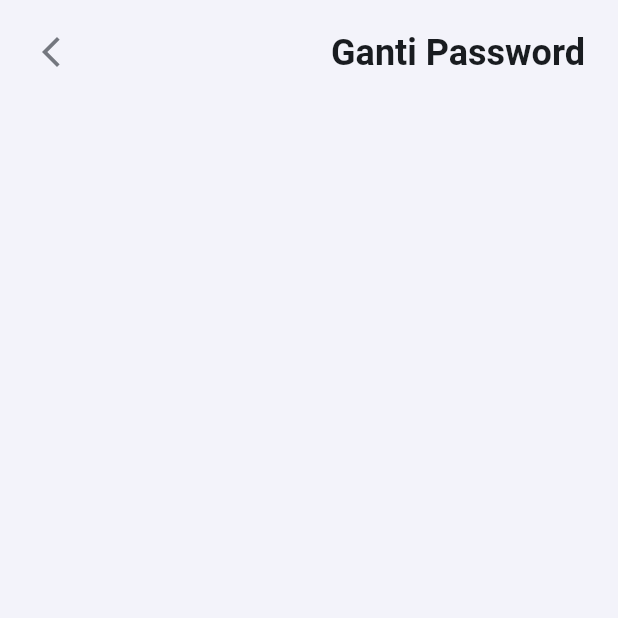
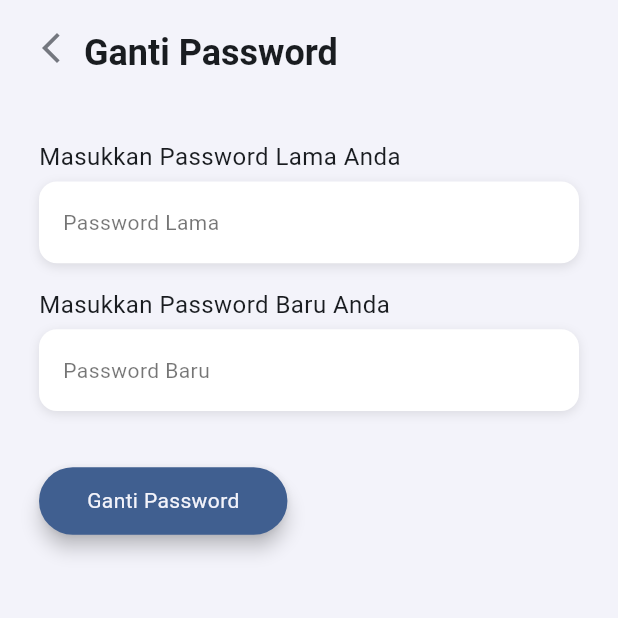
Before and after one commit to Vrynd/Skrining_apps, a Flutter app: the ChangePasswordScreen screen opened by its route, on a phone screen of 412 x 824 dp, the top half of it. Run offline on Flutter 3.47's test engine with Material 3 defaults, Android fonts, the phone set to English and light mode, and no system bars; our stand-ins replace cloud_firestore, firebase_auth, firebase_core, google_fonts, percent_indicator, salomon_bottom_bar and 1 more; accounts and stored records are empty; network calls fail; Roboto replaces fonts that are missing (Overpass).

Commit message:
update tampilan ganti password

```diff
--- a/lib/main.dart
+++ b/lib/main.dart
@@ -12,7 +12,7 @@
 import 'package:skrining_apps/provider/show_hide_password_provider.dart';
 import 'package:skrining_apps/screens/auth/login_screen.dart';
 import 'package:skrining_apps/screens/auth/register_screen.dart';
-import 'package:skrining_apps/screens/details/change_password.screen.dart';
+import 'package:skrining_apps/screens/details/change_password_screen.dart';
 import 'package:skrining_apps/screens/details/profile_screen.dart';
 import 'package:skrining_apps/screens/main/navigation_screen.dart';
 import 'package:skrining_apps/screens/routes/route_screen.dart';
@@ -52,7 +52,7 @@
         ),
         ChangeNotifierProvider(create: (context) => ShowHidePasswordProvider()),
         ChangeNotifierProvider(create: (context) => BottomNavBarProvider()),
-        ChangeNotifierProvider(create: (context) => UserProfileProvider()),
+        // ChangeNotifierProvider(create: (context) => UserProfileProvider()),
       ],
       child: const MyApp(),
     ),
--- a/lib/provider/password_change_provider.dart
+++ b/lib/provider/password_change_provider.dart
@@ -1,37 +1,47 @@
-// import 'package:firebase_auth/firebase_auth.dart';
+import 'package:firebase_auth/firebase_auth.dart';
 import 'package:flutter/widgets.dart';
 
 class PasswordChangeProvider with ChangeNotifier {
-  // final FirebaseAuth _auth = FirebaseAuth.instance;
+  final FirebaseAuth _auth = FirebaseAuth.instance;
   bool _isLoading = false;
   String? _errorMessage;
 
   bool get isLoading => _isLoading;
   String? get errorMessage => _errorMessage;
 
-  Future<void> changePassword({
+  Future<bool> changePassword({
     required String oldPassword,
     required String newPassword,
   }) async {
     _isLoading = true;
     notifyListeners();
     try {
-      // User? user = _auth.currentUser;
-      // if (user != null) {
-        // AuthCredential credential = EmailAuthProvider.credential(
-        //   email: user.email!,
-        //   password: oldPassword,
-        // );
-        // await user.reauthenticateWithCredential(credential);
-
-        // await user.updatePassword(newPassword);
+      final user = _auth.currentUser;
+      if (user != null) {
+        AuthCredential credential = EmailAuthProvider.credential(
+          email: user.email!,
+          password: oldPassword,
+        );
+        await user.reauthenticateWithCredential(credential);
+        await user.updatePassword(newPassword);
+        _errorMessage = null;
+        return true;
         // await user.reload();
-
-        _isLoading = false;
-        notifyListeners();
-      // }
+      }
+      return false;
+    } on FirebaseAuthException catch (e) {
+      if (e.code == 'wrong-password') {
+        _errorMessage = 'The old password you entered is incorrect.';
+      } else if (e.code == 'requires-recent-login') {
+        _errorMessage = 'This operation requires recent authentication. Please log in again.';
+      } else {
+        _errorMessage = e.message;
+      }
+      return false;
     } catch (e) {
       _errorMessage = e.toString();
+      return false;
+    } finally {
       _isLoading = false;
       notifyListeners();
     }
--- a/lib/screens/details/change_password.screen.dart
+++ /dev/null
@@ -1,49 +0,0 @@
-import 'package:flutter/material.dart';
-import 'package:skrining_apps/components/widget/scaffold_widget.dart';
-
-class ChangePasswordScreen extends StatelessWidget {
-  const ChangePasswordScreen({super.key});
-
-  @override
-  Widget build(BuildContext context) {
-    return ScaffoldWigdet(
-      backgroundColor: Theme.of(context).colorScheme.surfaceContainerLow,
-      body: SafeArea(
-        child: ListView(
-          padding: const EdgeInsets.symmetric(horizontal: 22, vertical: 20),
-          children: [
-            Column(
-              crossAxisAlignment: CrossAxisAlignment.stretch,
-              mainAxisAlignment: MainAxisAlignment.start,
-              children: [
-                Row(
-                  crossAxisAlignment: CrossAxisAlignment.center,
-                  mainAxisAlignment: MainAxisAlignment.spaceBetween,
-                  children: [
-                    InkWell(
-                      onTap: () {
-                        Navigator.pop(context);
-                      },
-                      child: Icon(
-                        Icons.arrow_back_ios_new_outlined,
-                        size: 24,
-                        color: Theme.of(context).colorScheme.outline,
-                      ),
-                    ),
-                    Text(
-                      'Ganti Password',
-                      style: Theme.of(context).textTheme.headlineSmall
-                          ?.copyWith(fontWeight: FontWeight.w600),
-                    ),
-                  ],
-                ),
-                const SizedBox(height: 16),
-                // Widget ganti password
-              ],
-            ),
-          ],
-        ),
-      ),
-    );
-  }
-}
--- /dev/null
+++ b/lib/screens/details/change_password_screen.dart
@@ -0,0 +1,188 @@
+import 'package:flutter/material.dart';
+import 'package:provider/provider.dart';
+import 'package:skrining_apps/components/widget/scaffold_widget.dart';
+import 'package:skrining_apps/provider/password_change_provider.dart';
+
+class ChangePasswordScreen extends StatelessWidget {
+  ChangePasswordScreen({super.key});
+
+  final _oldPasswordController = TextEditingController();
+  final _newPasswordController = TextEditingController();
+
+  @override
+  Widget build(BuildContext context) {
+    return ScaffoldWigdet(
+      backgroundColor: Theme.of(context).colorScheme.surfaceContainerLow,
+      body: ChangeNotifierProvider(
+        create: (context) => PasswordChangeProvider(),
+        child: SafeArea(
+          child: ListView(
+            padding: const EdgeInsets.symmetric(horizontal: 22, vertical: 20),
+            children: [
+              Column(
+                crossAxisAlignment: CrossAxisAlignment.stretch,
+                mainAxisAlignment: MainAxisAlignment.start,
+                children: [
+                  Row(
+                    crossAxisAlignment: CrossAxisAlignment.start,
+                    mainAxisAlignment: MainAxisAlignment.start,
+                    children: [
+                      InkWell(
+                        onTap: () {
+                          Navigator.pop(context);
+                        },
+                        child: Icon(
+                          Icons.arrow_back_ios_new_outlined,
+                          size: 24,
+                          color: Theme.of(context).colorScheme.outline,
+                        ),
+                      ),
+                      SizedBox(width: 10),
+                      Text(
+                        'Ganti Password',
+                        style: Theme.of(context).textTheme.headlineSmall
+                            ?.copyWith(fontWeight: FontWeight.w600),
+                      ),
+                    ],
+                  ),
+                  const SizedBox(height: 16),
+                  Padding(
+                    padding: const EdgeInsets.all(4.0),
+                    child: Consumer<PasswordChangeProvider>(
+                      builder: (context, provider, child) {
+                        return Column(
+                          crossAxisAlignment: CrossAxisAlignment.start,
+                          mainAxisAlignment: MainAxisAlignment.center,
+                          children: [
+                            SizedBox(height: 24),
+                            Text(
+                              "Masukkan Password Lama Anda",
+                              style: Theme.of(context).textTheme.bodyLarge,
+                            ),
+                            SizedBox(height: 4),
+                            _buildTextField(
+                              controller: _oldPasswordController,
+                              label: 'Password Lama',
+                              obscureText: true,
+                              context: context,
+                            ),
+                            SizedBox(height: 16),
+                            Text(
+                              "Masukkan Password Baru Anda",
+                              style: Theme.of(context).textTheme.bodyLarge,
+                            ),
+                            SizedBox(height: 4),
+                            _buildTextField(
+                              controller: _newPasswordController,
+                              label: 'Password Baru',
+                              obscureText: true,
+                              context: context,
+                            ),
+                            SizedBox(height: 20),
+                            if (provider.isLoading)
+                              CircularProgressIndicator(
+                                valueColor: AlwaysStoppedAnimation<Color>(
+                                  Colors.blueAccent,
+                                ),
+                              ),
+                            if (provider.errorMessage != null)
+                              Padding(
+                                padding: const EdgeInsets.only(top: 16.0),
+                                child: Text(
+                                  provider.errorMessage!,
+                                  style: TextStyle(
+                                    color: Colors.red,
+                                    fontSize: 14,
+                                  ),
+                                ),
+                              ),
+                            SizedBox(height: 16),
+                            ElevatedButton(
+                              onPressed: () async {
+                                final oldPassword = _oldPasswordController.text;
+                                final newPassword = _newPasswordController.text;
+                                final success = await provider.changePassword(
+                                  oldPassword: oldPassword,
+                                  newPassword: newPassword,
+                                );
+                                if (success) {
+                                  ScaffoldMessenger.of(context).showSnackBar(
+                                    SnackBar(
+                                      content: Text('Berhasil melakukan ganti password!'),
+                                    ),
+                                  );
+                                } else {
+                                  ScaffoldMessenger.of(context).showSnackBar(
+                                    SnackBar(
+                                      content: Text(provider.errorMessage ?? 'Gagal mengganti password.'),
+                                    ),
+                                  );
+                                }
+                              },
+                              style: ElevatedButton.styleFrom(
+                                backgroundColor: Theme.of(context).primaryColor,
+                                foregroundColor: Colors.black,
+                                padding: EdgeInsets.symmetric(
+                                  vertical: 12,
+                                  horizontal: 32,
+                                ),
+                                shape: RoundedRectangleBorder(
+                                  borderRadius: BorderRadius.circular(30),
+                                ),
+                                elevation: 5,
+                              ),
+                              child: Text(
+                                'Ganti Password',
+                                style: Theme.of(context).textTheme.bodyMedium
+                                    ?.copyWith(
+                                      color: Theme.of(
+                                        context,
+                                      ).colorScheme.surfaceContainerLow,
+                                    ),
+                              ),
+                            ),
+                          ],
+                        );
+                      },
+                    ),
+                  ),
+                ],
+              ),
+            ],
+          ),
+        ),
+      ),
+    );
+  }
+
+  Widget _buildTextField({
+    required TextEditingController controller,
+    required String label,
+    required bool obscureText,
+    required BuildContext context,
+  }) {
+    return Container(
+      padding: EdgeInsets.symmetric(horizontal: 16),
+      decoration: BoxDecoration(
+        color: Colors.white,
+        borderRadius: BorderRadius.circular(12),
+        boxShadow: [
+          BoxShadow(
+            color: Colors.black.withValues(alpha: 0.1),
+            blurRadius: 5,
+            offset: Offset(0, 2),
+          ),
+        ],
+      ),
+      child: TextField(
+        controller: controller,
+        obscureText: obscureText,
+        decoration: InputDecoration(
+          labelText: label,
+          labelStyle: TextStyle(color: Colors.black54, fontSize: 14),
+          border: InputBorder.none,
+        ),
+      ),
+    );
+  }
+}
```
